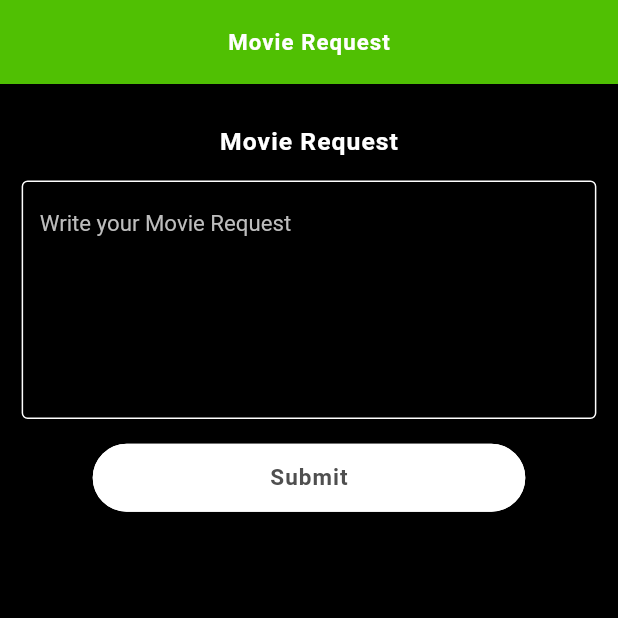
After one commit to hansraj3160/playeon, a Flutter app: the RequestMovieScreen screen opened directly, on a phone screen of 412 x 824 dp, the top half of it. The commit adds this screen. Run offline on Flutter 3.47's test engine with Material 2 defaults, Android fonts, the phone set to English and light mode, and no system bars; our stand-ins replace cached_network_image, carousel_slider, chewie, flick_video_player, fluttertoast, jwt_decoder and 4 more; accounts and stored records are empty; Roboto replaces fonts that are missing (Inter-Medium, Inter-Regular).

Commit message:
feedback and movi request done

```diff
--- /dev/null
+++ b/lib/dashboard/requestMovie/requestMovie.dart
@@ -0,0 +1,111 @@
+import 'package:flutter/material.dart';
+import 'package:playeon/widgets/common.dart';
+import 'package:playeon/widgets/style.dart';
+
+import '../../auth/api_controller.dart';
+import '../../auth/user_model.dart';
+import '../../services/local_preference_controller.dart';
+
+class RequestMovieScreen extends StatefulWidget {
+  RequestMovieScreen({super.key});
+
+  @override
+  State<RequestMovieScreen> createState() => _RequestMovieScreenState();
+}
+
+class _RequestMovieScreenState extends State<RequestMovieScreen> {
+  TextEditingController _requestMovies = TextEditingController();
+
+  bool isLoading = false;
+
+  setLoading(bool loading) {
+    setState(() {
+      isLoading = loading;
+    });
+  }
+
+  postRequest() async {
+    LocalPreference pref = LocalPreference();
+    // ignore: curly_braces_in_flow_control_structures
+    if (_requestMovies.text.isNotEmpty) {
+      setLoading(true);
+      String token = await pref.getUserToken();
+      var response =
+          await ApiController().requestMovies(token, _requestMovies.text);
+      setLoading(false);
+      print(response);
+    }
+  }
+
+  @override
+  Widget build(BuildContext context) {
+    var size = MediaQuery.of(context).size;
+    return SafeArea(
+      child: Stack(
+        children: [
+          Scaffold(
+            backgroundColor: primaryColorB,
+            appBar: AppBar(
+              backgroundColor: primaryColor1,
+              title: VariableText(
+                text: "Movie Request",
+                fontcolor: primaryColorW,
+                fontsize: size.height * 0.018,
+                weight: FontWeight.w600,
+              ),
+              centerTitle: true,
+            ),
+            body: Padding(
+              padding: EdgeInsets.symmetric(
+                  horizontal: size.width * horizontalPadding,
+                  vertical: size.height * verticalPadding),
+              child: Column(
+                children: [
+                  SizedBox(
+                    height: size.height * 0.01,
+                  ),
+                  VariableText(
+                    text: "Movie Request",
+                    fontcolor: primaryColorW,
+                    fontsize: size.height * 0.02,
+                    weight: FontWeight.w600,
+                  ),
+                  SizedBox(
+                    height: size.height * 0.02,
+                  ),
+                  CustomTextField(
+                    cont: _requestMovies,
+                    hintTxt: "Write your Movie Request",
+                    maxLine: 7,
+                  ),
+                  SizedBox(
+                    height: size.height * 0.02,
+                  ),
+                  Row(
+                    mainAxisAlignment: MainAxisAlignment.center,
+                    children: [
+                      MyButton(
+                        btnHeight: size.height * 0.055,
+                        btnWidth: size.width * 0.70,
+                        btnTxt: "Submit",
+                        btnColor: Colors.white,
+                        btnRadius: 25,
+                        borderColor: textColor1,
+                        txtColor: textColor5,
+                        fontSize: 15,
+                        onTap: () {
+                          postRequest();
+                        },
+                      ),
+                    ],
+                  )
+                ],
+              ),
+            ),
+          ),
+          if (isLoading) ProcessLoadingLight()
+        ],
+      ),
+    );
+  }
+}
--- a/lib/widgets/common.dart
+++ b/lib/widgets/common.dart
@@ -210,9 +210,11 @@ class CustomTextField extends StatelessWidget {
   TextInputAction? inputAction;
   TextInputType? inputType;
   bool obscure;
+  int maxLine;
   CustomTextField(
       {Key? key,
       this.cont,
+      this.maxLine = 1,
       this.hintTxt,
       this.fill = false,
       this.obscure = false,
@@ -228,6 +230,7 @@ class CustomTextField extends StatelessWidget {
       obscureText: obscure,
       textInputAction: inputAction,
       keyboardType: inputType,
+      maxLines: maxLine,
       style: TextStyle(
         fontFamily: fontMedium,
         color: textColor1,
@@ -235,7 +238,7 @@ class CustomTextField extends StatelessWidget {
       ),
       decoration: InputDecoration(
         hintText: hintTxt,
-        hintStyle: TextStyle(color: textColor1),
+        hintStyle: TextStyle(color: textColorH),
         enabled: true,
         filled: fill,
         fillColor: backgroundColorB,
```
Also changed, not shown: lib/auth/api_controller.dart (+67 -0 lines), lib/dashboard/feedback/feedback.dart (added, +105 -0 lines), lib/dashboard/home_screen.dart (+13 -13 lines), lib/dashboard/profile.dart (+53 -0 lines), 1 other file.
